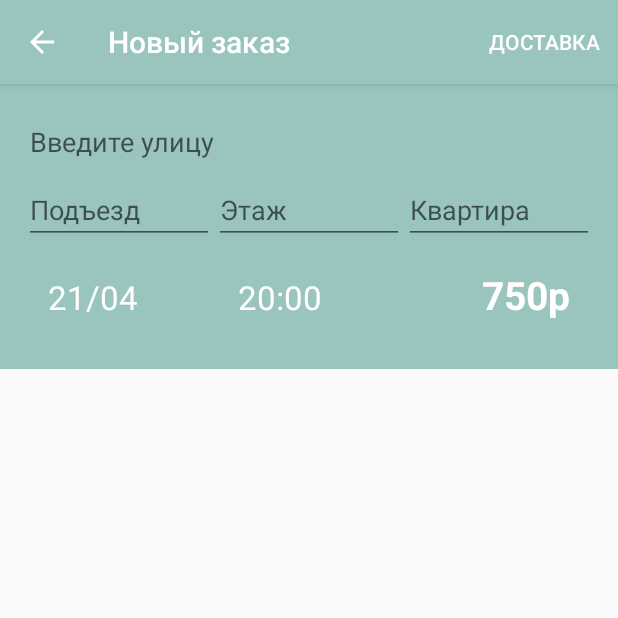
After one commit to Zanexess/Corobox_Android, an Android app: the MakeOrderActivityView screen opened directly, with no data from a screen before it, on a phone screen of 412 x 824 dp, the top half of it. The commit adds this screen. Run offline under Robolectric (Android 15) with nearby library versions, the light colour scheme and no system bars; our stand-ins replace Dagger/Hilt's generated code, Picasso; libraries missing offline, so code that uses them is left out: com.crashlytics.android, com.jakewharton.picasso, io.fabric.sdk, io.realm; pictures from the network do not load; 7 statements that could not run were skipped.

Commit message:
Заказ, рефактор

```diff
--- a/app/src/main/AndroidManifest.xml
+++ b/app/src/main/AndroidManifest.xml
@@ -27,11 +27,16 @@
         </activity>
 
         <activity android:name=".view.main_screen.card_screen.CardActivityView"
+            android:parentActivityName=".view.main_screen.make_order_screen.MakeOrderActivityView"
             android:screenOrientation="portrait"/>
 
         <activity android:name=".view.main_screen.address_screen.AddressActivityView"
+            android:parentActivityName=".view.main_screen.make_order_screen.MakeOrderActivityView"
             android:screenOrientation="portrait"/>
 
+        <activity android:name=".view.main_screen.make_order_screen.MakeOrderActivityView"
+            android:parentActivityName=".view.main_screen.make_order_screen.MakeOrderActivityView"
+            android:screenOrientation="portrait"/>
 
         <meta-data
             android:name="io.fabric.ApiKey"
--- a/app/src/main/java/me/labs/corobox/corobox/app/CoroboxApp.java
+++ b/app/src/main/java/me/labs/corobox/corobox/app/CoroboxApp.java
@@ -23,7 +23,7 @@ public class CoroboxApp extends Application {
     private ICoroboxAppComponent appComponent;
     private INetworkComponent networkComponent;
     private IApiComponent apiComponent;
-    public static FragmentType  type = FragmentType.BOXES;
+    public static FragmentType  type = FragmentType.NEW_BOX;
 
     public static CoroboxApp get(Context context) {
         return (CoroboxApp) context.getApplicationContext();
--- /dev/null
+++ b/app/src/main/java/me/labs/corobox/corobox/di/components/activities/IMakeOrderActivityComponent.java
@@ -0,0 +1,19 @@
+package me.labs.corobox.corobox.di.components.activities;
+
+import dagger.Component;
+import me.labs.corobox.corobox.di.components.ICoroboxAppComponent;
+import me.labs.corobox.corobox.di.modules.activities.AddressActivityModule;
+import me.labs.corobox.corobox.di.modules.activities.MakeOrderActivityModule;
+import me.labs.corobox.corobox.di.scope.ActivityScope;
+import me.labs.corobox.corobox.view.main_screen.address_screen.AddressActivityView;
+import me.labs.corobox.corobox.view.main_screen.address_screen.AddressFragmentView;
+import me.labs.corobox.corobox.view.main_screen.make_order_screen.MakeOrderActivityView;
+
+@ActivityScope
+@Component(
+        dependencies = ICoroboxAppComponent.class,
+        modules = MakeOrderActivityModule.class
+)
+public interface IMakeOrderActivityComponent {
+    void inject(MakeOrderActivityView makeOrderActivityView);
+}
--- /dev/null
+++ b/app/src/main/java/me/labs/corobox/corobox/di/modules/activities/MakeOrderActivityModule.java
@@ -0,0 +1,43 @@
+package me.labs.corobox.corobox.di.modules.activities;
+
+import javax.inject.Inject;
+
+import dagger.Module;
+import dagger.Provides;
+import me.labs.corobox.corobox.app.CoroboxApp;
+import me.labs.corobox.corobox.di.scope.ActivityScope;
+import me.labs.corobox.corobox.presenter.main_screen.address_screen.AddressActivityPresenter;
+import me.labs.corobox.corobox.presenter.main_screen.address_screen.AddressFragmentPresenter;
+import me.labs.corobox.corobox.presenter.main_screen.address_screen.IAddressActivityPresenter;
+import me.labs.corobox.corobox.presenter.main_screen.address_screen.IAddressFragmentPresenter;
+import me.labs.corobox.corobox.presenter.make_order_screen.IMakeOrderActivityPresenter;
+import me.labs.corobox.corobox.presenter.make_order_screen.MakeOrderActivityPresenter;
+import me.labs.corobox.corobox.view.main_screen.address_screen.IAddressActivityView;
+import me.labs.corobox.corobox.view.main_screen.make_order_screen.IMakeOrderActivityView;
+
+@Module
+public class MakeOrderActivityModule {
+    private static final String LOG_TAG = MakeOrderActivityModule.class.getCanonicalName();
+
+    @Inject
+    CoroboxApp coroboxApp;
+
+    private IMakeOrderActivityView makeOrderActivityViewctivityView;
+
+    public MakeOrderActivityModule(IMakeOrderActivityView makeOrderActivityViewctivityView) {
+        this.makeOrderActivityViewctivityView = makeOrderActivityViewctivityView;
+    }
+
+    @Provides
+    @ActivityScope
+    public IMakeOrderActivityView provideView() {
+        return makeOrderActivityViewctivityView;
+    }
+
+
+    @Provides
+    @ActivityScope
+    public IMakeOrderActivityPresenter provideMakeOrderActivityPresenter(IMakeOrderActivityView view) {
+        return new MakeOrderActivityPresenter(view);
+    }
+}
--- /dev/null
+++ b/app/src/main/java/me/labs/corobox/corobox/presenter/make_order_screen/IMakeOrderActivityPresenter.java
@@ -0,0 +1,13 @@
+package me.labs.corobox.corobox.presenter.make_order_screen;
+
+import io.realm.OrderedRealmCollection;
+import me.labs.corobox.corobox.common.FragmentType;
+import me.labs.corobox.corobox.model.realm.Category;
+import me.labs.corobox.corobox.model.realm.common.IntegerWrap;
+
+public interface IMakeOrderActivityPresenter {
+
+    void countAll(OrderedRealmCollection<Category> data, OrderedRealmCollection<IntegerWrap> count);
+    void updateList();
+    void finish();
+}
--- /dev/null
+++ b/app/src/main/java/me/labs/corobox/corobox/presenter/make_order_screen/MakeOrderActivityPresenter.java
@@ -0,0 +1,48 @@
+package me.labs.corobox.corobox.presenter.make_order_screen;
+
+import android.support.v4.app.FragmentManager;
+import android.support.v4.app.FragmentTransaction;
+import android.support.v7.app.AppCompatActivity;
+
+import javax.inject.Inject;
+
+import io.realm.OrderedRealmCollection;
+import me.labs.corobox.corobox.R;
+import me.labs.corobox.corobox.common.FragmentType;
+import me.labs.corobox.corobox.model.realm.Category;
+import me.labs.corobox.corobox.model.realm.common.IntegerWrap;
+import me.labs.corobox.corobox.presenter.main_screen.address_screen.IAddressActivityPresenter;
+import me.labs.corobox.corobox.view.main_screen.address_screen.AddressFragmentView;
+import me.labs.corobox.corobox.view.main_screen.address_screen.IAddressActivityView;
+import me.labs.corobox.corobox.view.main_screen.make_order_screen.IMakeOrderActivityView;
+
+public class MakeOrderActivityPresenter implements IMakeOrderActivityPresenter {
+
+    private IMakeOrderActivityView view;
+    private FragmentType currentType;
+
+    @Inject
+    public MakeOrderActivityPresenter(IMakeOrderActivityView view) {
+        this.view = view;
+    }
+
+    @Override
+    public void countAll(OrderedRealmCollection<Category> data, OrderedRealmCollection<IntegerWrap> count) {
+        Integer c = 0;
+        for (int i = 0; i < data.size(); i++) {
+            c += data.get(i).getPrice() * count.get(i).getCount();
+        }
+        String counter = String.valueOf(c);
+        view.showPrice(counter);
+    }
+
+    @Override
+    public void updateList() {
+        view.updateList();
+    }
+
+    @Override
+    public void finish() {
+        view.finishActivity();
+    }
+}
--- a/app/src/main/java/me/labs/corobox/corobox/view/main_screen/address_screen/AddressFragmentView.java
+++ b/app/src/main/java/me/labs/corobox/corobox/view/main_screen/address_screen/AddressFragmentView.java
@@ -124,6 +124,11 @@ public class AddressFragmentView extends BaseFragment implements IAddressFragmen
         this.getComponent(IAddressActivityComponent.class).inject(this);
         presenter.init(this);
 
+        Realm realm = Realm.getDefaultInstance();
+        RealmResults<AddressModel> addresses = realm.where(AddressModel.class).findAll();
+        addressAdapter = new AddressRealmAdapter(addresses.createSnapshot(), false, presenter);
+        recyclerView.setAdapter(addressAdapter);
+        addressAdapter.notifyDataSetChanged();
     }
 
     @Override
--- /dev/null
+++ b/app/src/main/java/me/labs/corobox/corobox/view/main_screen/make_order_screen/IMakeOrderActivityView.java
@@ -0,0 +1,10 @@
+package me.labs.corobox.corobox.view.main_screen.make_order_screen;
+
+import android.app.Activity;
+
+public interface IMakeOrderActivityView {
+    Activity getActivity();
+    void showPrice(String count);
+    void updateList();
+    void finishActivity();
+}
--- /dev/null
+++ b/app/src/main/java/me/labs/corobox/corobox/view/main_screen/make_order_screen/MakeOrderActivityView.java
@@ -0,0 +1,202 @@
+package me.labs.corobox.corobox.view.main_screen.make_order_screen;
+
+import android.app.Activity;
+import android.app.DatePickerDialog;
+import android.app.TimePickerDialog;
+import android.os.Bundle;
+import android.support.v7.widget.LinearLayoutManager;
+import android.support.v7.widget.RecyclerView;
+import android.text.Editable;
+import android.text.TextWatcher;
+import android.view.Menu;
+import android.view.MenuItem;
+import android.view.View;
+import android.view.WindowManager;
+import android.widget.DatePicker;
+import android.widget.EditText;
+import android.widget.TextView;
+import android.widget.TimePicker;
+import android.widget.Toast;
+
+import javax.inject.Inject;
+
+import io.realm.Realm;
+import me.labs.corobox.corobox.R;
+import me.labs.corobox.corobox.app.CoroboxApp;
+import me.labs.corobox.corobox.common.BaseActivity;
+import me.labs.corobox.corobox.common.FragmentType;
+import me.labs.corobox.corobox.common.adapters.CategoriesOrderRealmAdapter;
+import me.labs.corobox.corobox.di.IHasComponent;
+import me.labs.corobox.corobox.di.components.ICoroboxAppComponent;
+import me.labs.corobox.corobox.di.components.activities.DaggerIMakeOrderActivityComponent;
+import me.labs.corobox.corobox.di.components.activities.IMakeOrderActivityComponent;
+import me.labs.corobox.corobox.di.modules.activities.MakeOrderActivityModule;
+import me.labs.corobox.corobox.model.realm.AddressModel;
+import me.labs.corobox.corobox.model.realm.CardModel;
+import me.labs.corobox.corobox.model.realm.OrderModelTo;
+import me.labs.corobox.corobox.presenter.make_order_screen.IMakeOrderActivityPresenter;
+
+public class MakeOrderActivityView extends BaseActivity implements IMakeOrderActivityView, IHasComponent<IMakeOrderActivityComponent> {
+
+    private IMakeOrderActivityComponent makeOrderActivityComponent;
+
+    @Inject
+    IMakeOrderActivityPresenter presenter;
+
+    private RecyclerView recyclerView;
+    private EditText addressStreet;
+    private EditText addressFlat;
+    private EditText addressAccess;
+    private EditText addressFloorl;
+    private TextView price;
+    private TextView date;
+    private TextView time;
+    private String uuid;
+    private CategoriesOrderRealmAdapter categoriesOrderRealmAdapter;
+
+    @Override
+    protected void onCreate(Bundle savedInstanceState) {
+        super.onCreate(savedInstanceState);
+        setContentView(R.layout.activity_make_order);
+        setTitle("Новый заказ");
+
+        uuid = getIntent().getExtras().getString("uuid");
+        Toast.makeText(this, uuid, Toast.LENGTH_SHORT).show();
+
+        makeOrderActivityComponent.inject(this);
+        initComponents();
+        getWindow().setSoftInputMode(WindowManager.LayoutParams.SOFT_INPUT_STATE_ALWAYS_HIDDEN);
+    }
+
+    private void initComponents() {
+        recyclerView = (RecyclerView) findViewById(R.id.recyclerView);
+        addressAccess = (EditText) findViewById(R.id.address_access);
+        addressFlat = (EditText) findViewById(R.id.address_flat);
+        addressFloorl = (EditText) findViewById(R.id.address_floor);
+        addressStreet = (EditText) findViewById(R.id.address_street);
+        price = (TextView) findViewById(R.id.price);
+        date = (TextView) findViewById(R.id.date);
+        time = (TextView) findViewById(R.id.time);
+
+        time.setOnClickListener(new View.OnClickListener() {
+            @Override
+            public void onClick(View v) {
+                TimePickerDialog tpd = new TimePickerDialog(MakeOrderActivityView.this, new TimePickerDialog.OnTimeSetListener() {
+                    @Override
+                    public void onTimeSet(TimePicker view, int hourOfDay, int minute) {
+                        time.setText(hourOfDay + ":" + minute);
+                    }
+                }, 20, 00, true);
+                tpd.show();
+            }
+        });
+
+        date.setOnClickListener(new View.OnClickListener() {
+            @Override
+            public void onClick(View v) {
+                DatePickerDialog tpd = new DatePickerDialog(MakeOrderActivityView.this, new DatePickerDialog.OnDateSetListener() {
+                    @Override
+                    public void onDateSet(DatePicker view, int year, int month, int dayOfMonth) {
+                        date.setText(dayOfMonth + "/" + month);
+                    }
+                }, 2017, 04, 21);
+                tpd.show();
+            }
+
+        });
+
+        recyclerView.setLayoutManager(new LinearLayoutManager(getApplicationContext(), LinearLayoutManager.VERTICAL, false));
+
+        Realm realm = Realm.getDefaultInstance();
+        AddressModel addressModel = realm.where(AddressModel.class).equalTo("useAsDefault", true).findFirst();
+        if (addressModel != null) {
+            addressStreet.setText(addressModel.getStreet());
+            addressFloorl.setText(addressModel.getFloor());
+            addressFlat.setText(addressModel.getFlat());
+            addressAccess.setText(addressModel.getAccess());
+
+        } else {
+            Toast.makeText(this, "Адрес по умолчанию не найден", Toast.LENGTH_SHORT).show();
+        }
+
+        OrderModelTo orderModel = realm.where(OrderModelTo.class).equalTo("UUID", uuid).findFirst();
+        categoriesOrderRealmAdapter = new CategoriesOrderRealmAdapter(orderModel.getList().createSnapshot(), orderModel.getCount().createSnapshot(), presenter, false);
+
+        recyclerView.setAdapter(categoriesOrderRealmAdapter);
+    }
+
+    @Override
+    protected void setupComponent(ICoroboxAppComponent appComponent) {
+        makeOrderActivityComponent = DaggerIMakeOrderActivityComponent.builder()
+                .iCoroboxAppComponent(appComponent)
+                .makeOrderActivityModule(new MakeOrderActivityModule(this))
+                .build();
+    }
+
+    @Override
+    public boolean onCreateOptionsMenu(Menu menu) {
+        getMenuInflater().inflate(R.menu.order, menu);
+        return true;
+    }
+
+    @Override
+    public boolean onOptionsItemSelected(MenuItem item) {
+        int id = item.getItemId();
+
+        if (id == R.id.order) {
+            if (addressFlat.getText().toString().length() == 0) {
+                Toast.makeText(this, "Заполнены не все поля", Toast.LENGTH_SHORT).show();
+            } else {
+                Realm realm = Realm.getDefaultInstance();
+                realm.beginTransaction();
+                OrderModelTo orderModel = realm.where(OrderModelTo.class).equalTo("UUID", uuid).findFirst();
+                AddressModel addressModel = realm.where(AddressModel.class).equalTo("useAsDefault", true).findFirst();
+                orderModel.setAddressModel(addressModel);
+                CardModel cardModel = realm.where(CardModel.class).equalTo("useAsDefault", true).findFirst();
+                orderModel.setCardModel(cardModel);
+                orderModel.setType("FROM");
+                orderModel.setDate(date.getText().toString() + " " + time.getText().toString());
+                orderModel.setStatus("ORDERED");
+                realm.copyToRealmOrUpdate(orderModel);
+                realm.commitTransaction();
+                Toast.makeText(this, "Заказ передан в обработку", Toast.LENGTH_SHORT).show();
+                finish();
+            }
+            return true;
+        }
+
+        return super.onOptionsItemSelected(item);
+    }
+
+    @Override
+    public Activity getActivity() {
+        return this;
+    }
+
+    @Override
+    public void showPrice(String count) {
+        price.setText(count);
+    }
+
+    @Override
+    public void updateList() {
+        categoriesOrderRealmAdapter.notifyDataSetChanged();
+    }
+
+    @Override
+    public void finishActivity() {
+        Toast.makeText(this, "Не выбрано ни одной категории для заказа", Toast.LENGTH_SHORT).show();
+        finish();
+    }
+
+    @Override
+    public void onBackPressed() {
+        CoroboxApp.type = FragmentType.SETTINGS;
+        finish();
+    }
+
+    @Override
+    public IMakeOrderActivityComponent getComponent() {
+        return makeOrderActivityComponent;
+    }
+}
--- /dev/null
+++ b/app/src/main/res/layout/activity_make_order.xml
@@ -0,0 +1,101 @@
+<?xml version="1.0" encoding="utf-8"?>
+<LinearLayout xmlns:android="http://schemas.android.com/apk/res/android"
+    android:orientation="vertical" android:layout_width="match_parent"
+    android:layout_height="match_parent">
+
+    <LinearLayout
+        android:background="@color/colorPrimary"
+        android:orientation="vertical"
+        android:padding="16dp"
+        android:layout_height="wrap_content"
+        android:layout_width="match_parent">
+
+        <EditText
+            android:hint="Введите улицу"
+            android:id="@+id/address_street"
+            android:layout_width="match_parent"
+            android:layout_height="wrap_content" />
+
+        <LinearLayout
+            android:orientation="horizontal"
+            android:layout_width="match_parent"
+            android:layout_height="wrap_content"
+            android:layout_below="@+id/address_street"
+            android:layout_alignParentLeft="true"
+            android:layout_alignParentStart="true">
+
+            <EditText
+                android:hint="Подъезд"
+                android:id="@+id/address_access"
+                android:layout_width="match_parent"
+                android:layout_height="wrap_content"
+                android:layout_weight="1" />
+
+            <EditText
+                android:hint="Этаж"
+                android:id="@+id/address_floor"
+                android:layout_weight="1"
+                android:layout_width="match_parent"
+                android:layout_height="wrap_content" />
+
+            <EditText
+                android:id="@+id/address_flat"
+                android:hint="Квартира"
+                android:layout_weight="1"
+                android:layout_width="match_parent"
+                android:layout_height="wrap_content" />
+
+        </LinearLayout>
+
+        <LinearLayout
+            android:orientation="horizontal"
+            android:layout_width="match_parent"
+            android:layout_height="wrap_content">
+
+            <TextView
+                android:layout_weight="1"
+                android:padding="16dp"
+                android:textColor="#FFFFFF"
+                android:id="@+id/date"
+                android:textSize="22sp"
+                android:gravity="left"
+                android:text="21/04"
+                android:layout_width="match_parent"
+                android:layout_height="wrap_content" />
+
+            <TextView
+                android:layout_weight="1"
+                android:padding="16dp"
+                android:textColor="#FFFFFF"
+                android:id="@+id/time"
+                android:textSize="22sp"
+                android:gravity="left"
+                android:text="20:00"
+                android:layout_width="match_parent"
+                android:layout_height="wrap_content" />
+
+            <TextView
+                android:layout_weight="1"
+                android:padding="16dp"
+                android:textColor="#FFFFFF"
+                android:id="@+id/price"
+                android:textSize="26sp"
+                android:textStyle="bold"
+                android:gravity="right"
+                android:text="750р"
+                android:layout_width="match_parent"
+                android:layout_height="wrap_content" />
+
+        </LinearLayout>
+
+
+    </LinearLayout>
+
+    <android.support.v7.widget.RecyclerView
+        android:id="@+id/recyclerView"
+        android:layout_width="match_parent"
+        android:layout_height="match_parent">
+
+
+    </android.support.v7.widget.RecyclerView>
+</LinearLayout>
--- /dev/null
+++ b/app/src/main/res/menu/order.xml
@@ -0,0 +1,9 @@
+<?xml version="1.0" encoding="utf-8"?>
+<menu xmlns:android="http://schemas.android.com/apk/res/android"
+    xmlns:app="http://schemas.android.com/apk/res-auto">
+    <item
+        android:id="@+id/order"
+        android:orderInCategory="100"
+        android:title="Доставка"
+        app:showAsAction="always" />
+</menu>
```
Also changed, not shown: app/src/main/java/me/labs/corobox/corobox/common/adapters/CategoriesOrderRealmAdapter.java (added, +135 -0 lines), app/src/main/java/me/labs/corobox/corobox/model/realm/OrderModelTo.java (+31 -1 lines), app/src/main/java/me/labs/corobox/corobox/model/realm/common/IntegerWrap.java (added, +17 -0 lines), app/src/main/java/me/labs/corobox/corobox/presenter/main_screen/MainActivityPresenter.java (+10 -1 lines), app/src/main/res/layout/order_category_item.xml (added, +72 -0 lines).
